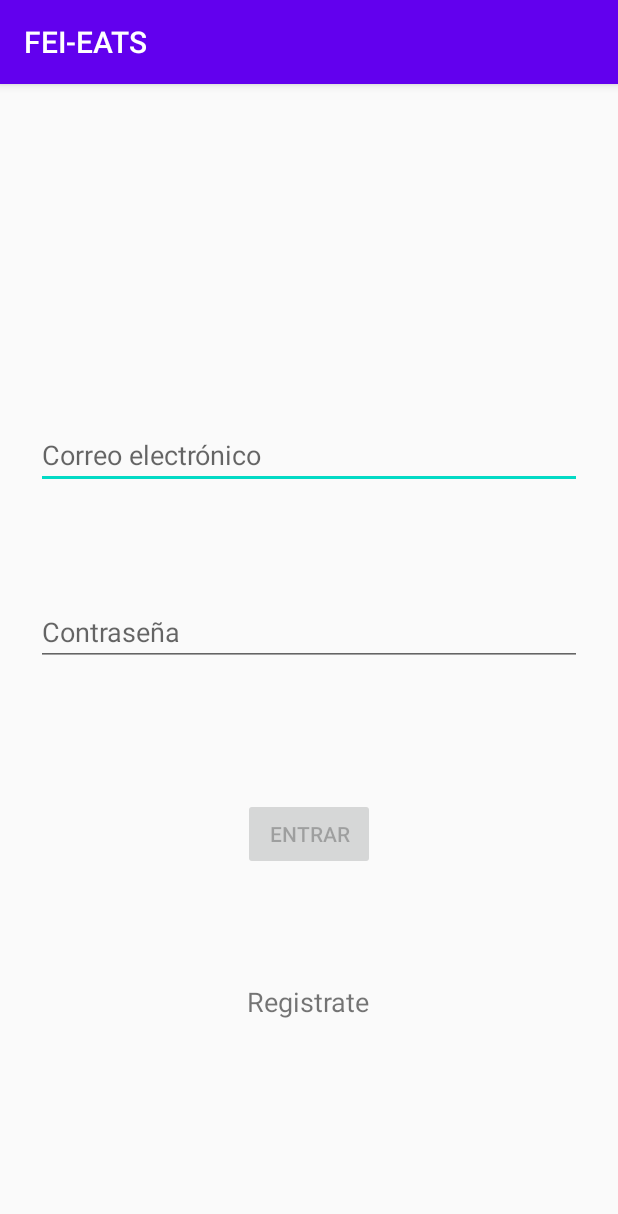
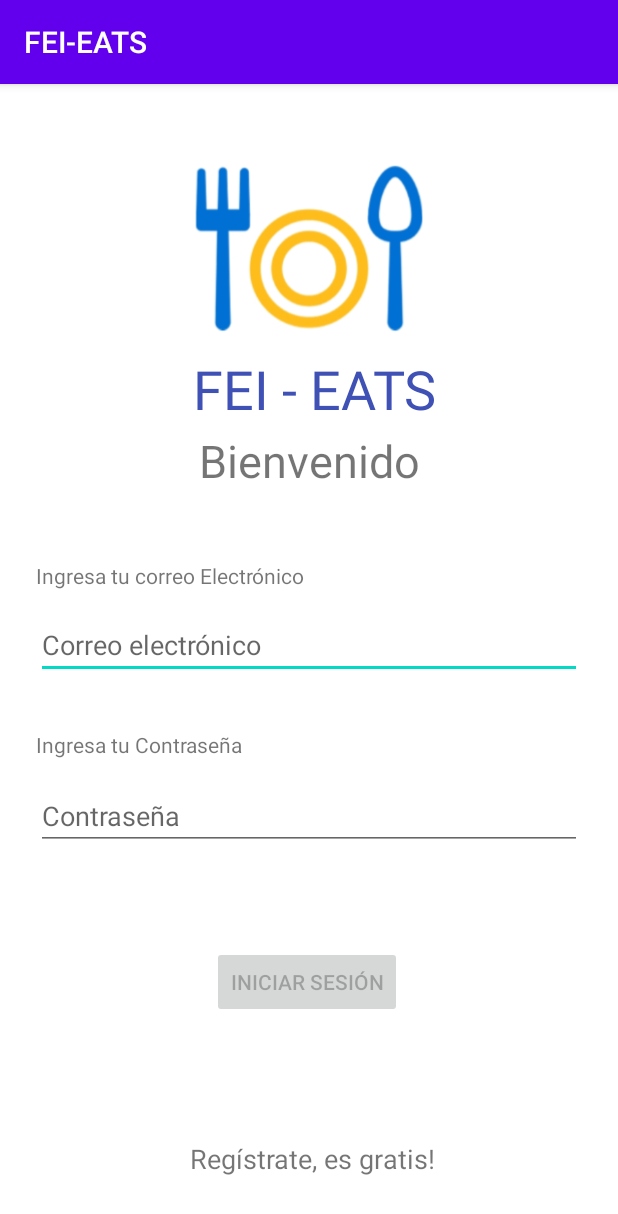
Before and after one commit to NEMESIIS/FEI-EATS-mov, an Android app: the screen it shows after launch (MainActivity), on a phone screen of 412 x 824 dp. Shown: the top 1214 px of the screen. Run offline under Robolectric (Android 15) with nearby library versions, the phone set to English and light mode, and no system bars; our stand-ins replace Firebase (no records; nobody signed in at launch, a user with empty details on screens opened directly).

Commit message:
cambios (inicio de sesión)

```diff
--- a/app/src/main/res/layout/activity_dulces.xml
+++ b/app/src/main/res/layout/activity_dulces.xml
@@ -1,10 +1,10 @@
 <?xml version="1.0" encoding="utf-8"?>
-<androidx.constraintlayout.widget.ConstraintLayout
-    xmlns:android="http://schemas.android.com/apk/res/android"
+<androidx.constraintlayout.widget.ConstraintLayout xmlns:android="http://schemas.android.com/apk/res/android"
     xmlns:app="http://schemas.android.com/apk/res-auto"
     xmlns:tools="http://schemas.android.com/tools"
     android:layout_width="match_parent"
-    android:layout_height="match_parent">
+    android:layout_height="match_parent"
+    android:background="#FFFFFF">
 
     <TextView
         android:id="@+id/textView23"
--- a/app/src/main/res/layout/activity_main.xml
+++ b/app/src/main/res/layout/activity_main.xml
@@ -5,7 +5,32 @@
     android:id="@+id/container"
     android:layout_width="match_parent"
     android:layout_height="match_parent"
-    >
+    android:background="#FFFFFF">
+
+    <ImageView
+        android:id="@+id/imageView"
+        android:layout_width="249dp"
+        android:layout_height="125dp"
+        app:layout_constraintBottom_toBottomOf="parent"
+        app:layout_constraintEnd_toEndOf="parent"
+        app:layout_constraintStart_toStartOf="parent"
+        app:layout_constraintTop_toTopOf="parent"
+        app:layout_constraintVertical_bias="0.077"
+        app:srcCompat="@drawable/logo" />
+
+    <TextView
+        android:id="@+id/textView"
+        android:layout_width="176dp"
+        android:layout_height="49dp"
+        android:text="FEI - EATS"
+        android:textColor="#3F51B5"
+        android:textSize="36sp"
+        app:layout_constraintBottom_toBottomOf="parent"
+        app:layout_constraintHorizontal_bias="0.544"
+        app:layout_constraintLeft_toLeftOf="parent"
+        app:layout_constraintRight_toRightOf="parent"
+        app:layout_constraintTop_toTopOf="parent"
+        app:layout_constraintVertical_bias="0.249" />
 
     <EditText
         android:id="@+id/username"
@@ -19,9 +44,10 @@
         android:selectAllOnFocus="true"
         app:layout_constraintBottom_toBottomOf="parent"
         app:layout_constraintEnd_toEndOf="parent"
+        app:layout_constraintHorizontal_bias="0.0"
         app:layout_constraintStart_toStartOf="parent"
         app:layout_constraintTop_toTopOf="parent"
-        app:layout_constraintVertical_bias="0.311" />
+        app:layout_constraintVertical_bias="0.486" />
 
     <EditText
         android:id="@+id/password"
@@ -37,9 +63,10 @@
         android:selectAllOnFocus="true"
         app:layout_constraintBottom_toBottomOf="parent"
         app:layout_constraintEnd_toEndOf="parent"
+        app:layout_constraintHorizontal_bias="0.0"
         app:layout_constraintStart_toStartOf="parent"
         app:layout_constraintTop_toTopOf="parent"
-        app:layout_constraintVertical_bias="0.474" />
+        app:layout_constraintVertical_bias="0.644" />
 
     <Button
         android:id="@+id/login"
@@ -53,9 +80,10 @@
         android:text="@string/entrar"
         app:layout_constraintBottom_toBottomOf="parent"
         app:layout_constraintEnd_toEndOf="parent"
+        app:layout_constraintHorizontal_bias="0.492"
         app:layout_constraintStart_toStartOf="parent"
         app:layout_constraintTop_toTopOf="parent"
-        app:layout_constraintVertical_bias="0.653" />
+        app:layout_constraintVertical_bias="0.794" />
 
     <ProgressBar
         android:id="@+id/loading"
@@ -77,16 +105,16 @@
         android:id="@+id/textRegistrar"
         android:layout_width="wrap_content"
         android:layout_height="wrap_content"
+        android:gravity="center_horizontal"
         android:text="@string/texto_registro"
         android:textAlignment="center"
         android:textSize="18sp"
         app:layout_constraintBottom_toBottomOf="parent"
         app:layout_constraintEnd_toEndOf="parent"
-        app:layout_constraintHorizontal_bias="0.498"
+        app:layout_constraintHorizontal_bias="0.51"
         app:layout_constraintStart_toStartOf="parent"
         app:layout_constraintTop_toTopOf="parent"
-        app:layout_constraintVertical_bias="0.806"
-        android:gravity="center_horizontal" />
+        app:layout_constraintVertical_bias="0.947" />
 
     <ImageView
         android:id="@+id/imageView3"
@@ -97,7 +125,42 @@
         app:layout_constraintHorizontal_bias="0.498"
         app:layout_constraintStart_toStartOf="parent"
         app:layout_constraintTop_toTopOf="parent"
-        app:layout_constraintVertical_bias="0.076"
-         />
+        app:layout_constraintVertical_bias="0.076" />
+
+    <TextView
+        android:id="@+id/textView3"
+        android:layout_width="wrap_content"
+        android:layout_height="wrap_content"
+        android:text="Ingresa tu correo Electrónico"
+        app:layout_constraintBottom_toBottomOf="parent"
+        app:layout_constraintEnd_toEndOf="parent"
+        app:layout_constraintHorizontal_bias="0.103"
+        app:layout_constraintStart_toStartOf="parent"
+        app:layout_constraintTop_toTopOf="parent"
+        app:layout_constraintVertical_bias="0.425" />
+
+    <TextView
+        android:id="@+id/textView8"
+        android:layout_width="wrap_content"
+        android:layout_height="wrap_content"
+        android:text="Ingresa tu Contraseña"
+        app:layout_constraintBottom_toBottomOf="parent"
+        app:layout_constraintEnd_toEndOf="parent"
+        app:layout_constraintHorizontal_bias="0.087"
+        app:layout_constraintStart_toStartOf="parent"
+        app:layout_constraintTop_toTopOf="parent"
+        app:layout_constraintVertical_bias="0.575" />
+
+    <TextView
+        android:id="@+id/textView4"
+        android:layout_width="wrap_content"
+        android:layout_height="wrap_content"
+        android:text="Bienvenido"
+        android:textSize="30sp"
+        app:layout_constraintBottom_toBottomOf="parent"
+        app:layout_constraintEnd_toEndOf="parent"
+        app:layout_constraintStart_toStartOf="parent"
+        app:layout_constraintTop_toTopOf="parent"
+        app:layout_constraintVertical_bias="0.317" />
 
 </androidx.constraintlayout.widget.ConstraintLayout>
--- a/app/src/main/res/layout/activity_registro_usuario.xml
+++ b/app/src/main/res/layout/activity_registro_usuario.xml
@@ -3,7 +3,8 @@
     xmlns:app="http://schemas.android.com/apk/res-auto"
     xmlns:tools="http://schemas.android.com/tools"
     android:layout_width="match_parent"
-    android:layout_height="match_parent">
+    android:layout_height="match_parent"
+    android:background="#FFFFFF">
 
     <Button
         android:id="@+id/RegistrarBtn"
--- a/app/src/main/res/values/strings.xml
+++ b/app/src/main/res/values/strings.xml
@@ -15,7 +15,7 @@
 
     <string name="foto_de_producto">FOTO DE PERFIL</string>
     <string name="foto_de_vendedor">FOTO DE VENDEDOR</string>
-    <string name="texto_registro">Registrate</string>
+    <string name="texto_registro">Regístrate, es gratis!</string>
     <string name="prompt_password">Contraseña</string>
     <string name="action_sign_in_short">signin</string>
     <string name="prompt_email">Correo electrónico</string>
@@ -29,6 +29,6 @@
     <string name="text_telefono">Telefono</string>
     <string name="text_usuario">Correo electrónico</string>
     <string name="nombre_completo">Nombre Completo</string>
-    <string name="bonton_registrar">Registrarse</string>
-    <string name="entrar">Entrar</string>
+    <string name="bonton_registrar">Regístrate</string>
+    <string name="entrar">Iniciar Sesión</string>
 </resources>
```
